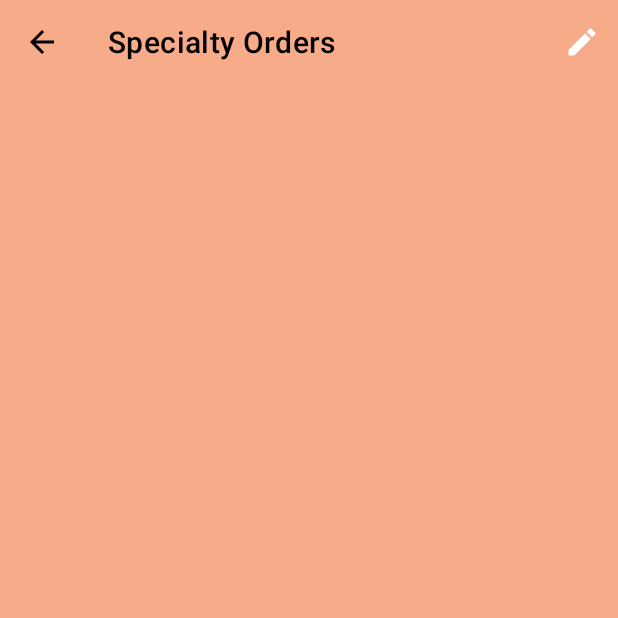
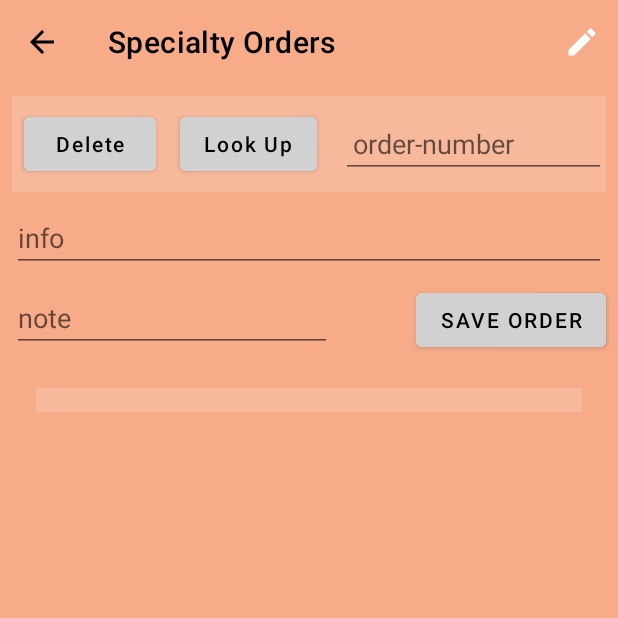
Before and after one commit to edcres/belt-tools, an Android app: the SpecialtyOrdersFragment screen opened through its navigation route, on a phone screen of 412 x 824 dp, the top half of it. Run offline under Robolectric (Android 15) with nearby library versions, the phone set to English and light mode, and no system bars; our stand-ins replace Room's generated code, data binding.

Commit message:
Completed the layout for specialty order.

```diff
--- /dev/null
+++ b/re-worked-belt-tools/app/src/main/java/com/example/belttools/ui/adapters/SpecOrdersAdapter.kt
@@ -0,0 +1,4 @@
+package com.example.belttools.ui.adapters
+
+class SpecOrdersAdapter {
+}
--- a/re-worked-belt-tools/app/src/main/java/com/example/belttools/ui/fragments/DepartmentExtensionFragment.kt
+++ b/re-worked-belt-tools/app/src/main/java/com/example/belttools/ui/fragments/DepartmentExtensionsFragment.kt
@@ -10,13 +10,13 @@ import androidx.navigation.Navigation
 import androidx.recyclerview.widget.GridLayoutManager
 import com.example.belttools.R
 import com.example.belttools.data.model.entities.Department
-import com.example.belttools.databinding.FragmentDepartmentExtensionBinding
+import com.example.belttools.databinding.FragmentDepartmentExtensionsBinding
 import com.example.belttools.ui.adapters.DeptExtensionsAdapter
 import com.example.belttools.ui.viewmodel.SharedViewModel
 
-class DepartmentExtensionFragment : Fragment() {
+class DepartmentExtensionsFragment : Fragment() {
 
-    private var binding: FragmentDepartmentExtensionBinding? = null
+    private var binding: FragmentDepartmentExtensionsBinding? = null
     private val sharedViewModel: SharedViewModel by activityViewModels()
     private lateinit var deptExtensionsAdapter: DeptExtensionsAdapter
 
@@ -24,7 +24,7 @@ class DepartmentExtensionFragment : Fragment() {
         inflater: LayoutInflater, container: ViewGroup?,
         savedInstanceState: Bundle?
     ): View? {
-        val fragmentBinding = FragmentDepartmentExtensionBinding
+        val fragmentBinding = FragmentDepartmentExtensionsBinding
             .inflate(inflater, container, false)
         binding = fragmentBinding
         deptExtensionsAdapter = DeptExtensionsAdapter(sharedViewModel, viewLifecycleOwner)
--- a/re-worked-belt-tools/app/src/main/res/layout/fragment_specialty_orders.xml
+++ b/re-worked-belt-tools/app/src/main/res/layout/fragment_specialty_orders.xml
@@ -29,18 +29,127 @@
                     android:layout_width="match_parent"
                     android:layout_height="?attr/actionBarSize"
                     app:layout_scrollFlags="scroll|enterAlways|snap"
+                    app:menu="@menu/default_appbar_layout"
                     app:navigationIcon="@drawable/ic_navigate_up_24"
-                    app:menu="@menu/default_appbar_layout"
                     app:titleTextColor="@color/black" />
             </com.google.android.material.appbar.AppBarLayout>
 
-            <androidx.constraintlayout.widget.ConstraintLayout
+            <ScrollView
                 android:layout_width="match_parent"
                 android:layout_height="match_parent"
                 android:background="@color/background"
-                app:layout_behavior="@string/appbar_scrolling_view_behavior">
+                app:layout_behavior="@string/appbar_scrolling_view_behavior"
+                app:layout_constraintEnd_toEndOf="parent"
+                app:layout_constraintStart_toStartOf="parent"
+                app:layout_constraintTop_toBottomOf="@+id/order_note_et">
+
+                <androidx.constraintlayout.widget.ConstraintLayout
+                    android:layout_width="match_parent"
+                    android:layout_height="wrap_content">
+
+                    <LinearLayout
+                        android:id="@+id/linearLayout"
+                        android:layout_width="match_parent"
+                        android:layout_height="wrap_content"
+                        android:layout_margin="8dp"
+                        android:background="@color/fading_background"
+                        android:orientation="horizontal"
+                        app:layout_constraintEnd_toEndOf="parent"
+                        app:layout_constraintStart_toStartOf="parent"
+                        app:layout_constraintTop_toTopOf="parent">
+
+                        <Button
+                            android:id="@+id/delete_order_btn"
+                            android:layout_width="wrap_content"
+                            android:layout_height="wrap_content"
+                            android:layout_gravity="center"
+                            android:layout_margin="8dp"
+                            android:backgroundTint="@color/action_btn_color"
+                            android:text="Delete"
+                            android:textAllCaps="false"
+                            android:textColor="@color/black" />
+
+                        <Button
+                            android:id="@+id/look_up_order_btn"
+                            android:layout_width="wrap_content"
+                            android:layout_height="wrap_content"
+                            android:layout_gravity="center"
+                            android:layout_margin="8dp"
+                            android:backgroundTint="@color/action_btn_color"
+                            android:text="Look Up"
+                            android:textAllCaps="false"
+                            android:textColor="@color/black" />
+
+                        <EditText
+                            android:id="@+id/order_num_txt"
+                            style="@style/Widget.AppCompat.EditText"
+                            android:layout_width="wrap_content"
+                            android:layout_height="wrap_content"
+                            android:layout_gravity="center|end"
+                            android:layout_marginStart="8dp"
+                            android:ems="10"
+                            android:hint="order-number"
+                            android:inputType="textPersonName"
+                            android:paddingStart="8dp"
+                            tools:ignore="RtlSymmetry" />
+
+                    </LinearLayout>
+
+                    <EditText
+                        android:id="@+id/order_info_et"
+                        android:layout_width="0dp"
+                        android:layout_height="wrap_content"
+                        android:layout_margin="8dp"
+                        android:hint="info"
+                        android:inputType="textPersonName"
+                        app:layout_constraintEnd_toEndOf="parent"
+                        app:layout_constraintStart_toStartOf="parent"
+                        app:layout_constraintTop_toBottomOf="@+id/linearLayout" />
+
+                    <EditText
+                        android:id="@+id/order_note_et"
+                        android:layout_width="wrap_content"
+                        android:layout_height="wrap_content"
+                        android:layout_margin="8dp"
+                        android:ems="10"
+                        android:hint="note"
+                        android:inputType="textPersonName"
+                        app:layout_constraintStart_toStartOf="parent"
+                        app:layout_constraintTop_toBottomOf="@+id/order_info_et" />
+
+                    <Button
+                        android:id="@+id/save_order_btn"
+                        android:layout_width="wrap_content"
+                        android:layout_height="wrap_content"
+                        android:layout_margin="8dp"
+                        android:backgroundTint="@color/action_btn_color"
+                        android:text="Save Order"
+                        android:textColor="@color/black"
+                        app:layout_constraintEnd_toEndOf="parent"
+                        app:layout_constraintTop_toBottomOf="@+id/order_info_et" />
+
+                    <ScrollView
+                        android:layout_width="0dp"
+                        android:layout_height="wrap_content"
+                        android:layout_margin="24dp"
+                        android:background="@color/fading_background"
+                        android:padding="8dp"
+                        app:layout_constraintEnd_toEndOf="parent"
+                        app:layout_constraintStart_toStartOf="parent"
+                        app:layout_constraintTop_toBottomOf="@+id/order_note_et">
+
+                        <androidx.recyclerview.widget.RecyclerView
+                            android:id="@+id/orders_recycler"
+                            android:layout_width="match_parent"
+                            android:layout_height="wrap_content"
+                            app:layout_constraintEnd_toEndOf="parent"
+                            app:layout_constraintStart_toStartOf="parent"
+                            app:layout_constraintTop_toBottomOf="@+id/order_note_et" />
+
+                    </ScrollView>
 
                 </androidx.constraintlayout.widget.ConstraintLayout>
+            </ScrollView>
         </androidx.coordinatorlayout.widget.CoordinatorLayout>
 
         <!--        <com.google.android.material.navigation.NavigationView-->
--- a/re-worked-belt-tools/app/src/main/res/layout/fragment_start.xml
+++ b/re-worked-belt-tools/app/src/main/res/layout/fragment_start.xml
@@ -711,6 +711,7 @@
             android:id="@+id/navigation_view"
             android:layout_width="wrap_content"
             android:layout_height="match_parent"
+            android:visibility="gone"
             android:layout_gravity="start"
             android:backgroundTint="@color/drawer_background"
             app:headerLayout="@layout/header_navigation_drawer"
--- a/re-worked-belt-tools/app/src/main/res/navigation/app_nav.xml
+++ b/re-worked-belt-tools/app/src/main/res/navigation/app_nav.xml
@@ -25,9 +25,9 @@
     </fragment>
     <fragment
         android:id="@+id/departmentExtensionFragment"
-        android:name="com.example.belttools.ui.fragments.DepartmentExtensionFragment"
+        android:name="com.example.belttools.ui.fragments.DepartmentExtensionsFragment"
         android:label="fragment_department_extension"
-        tools:layout="@layout/fragment_department_extension" />
+        tools:layout="@layout/fragment_department_extensions" />
     <fragment
         android:id="@+id/specialtyOrdersFragment"
         android:name="com.example.belttools.ui.fragments.SpecialtyOrdersFragment"
```
Also changed, not shown: re-worked-belt-tools/app/src/main/res/layout/fragment_department_extensions.xml (renamed from re-worked-belt-tools/app/src/main/res/layout/fragment_department_extension.xml). Lines whose indentation alone changed are shown as unchanged.
